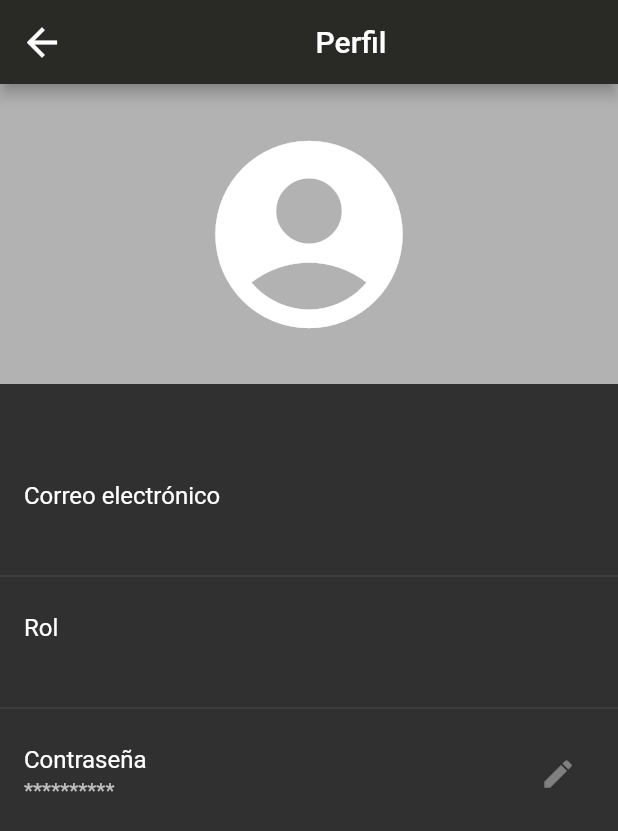
After one commit to Onehand7/OneHand_Flutter-1, a Flutter app: the ViewPerfil screen opened directly, on a phone screen of 412 x 824 dp. The commit adds this screen. Shown: the top 831 px of the screen. Run offline on Flutter 3.47's test engine with Material 2 defaults, Android fonts, the phone set to English and light mode, and no system bars; our stand-ins replace cloud_firestore, curved_navigation_bar, firebase_auth, firebase_core, image_picker; accounts and stored records are empty.

Commit message:
Se agrego en menu lateral el perfil

```diff
--- /dev/null
+++ b/lib/add/view_perfil.dart
@@ -0,0 +1,75 @@
+
+
+import 'package:flutter/material.dart';
+import 'package:onehand_spa/global.dart';
+import 'package:onehand_spa/menu/animation_route.dart';
+import 'package:onehand_spa/menu/menu_lateral.dart';
+class ViewPerfil extends StatelessWidget {
+  const ViewPerfil({Key? key}) : super(key: key);
+
+  @override
+  Widget build(BuildContext context) {
+    return Scaffold(
+      appBar: AppBar(
+        title: Center(child: Text("Perfil"),),
+        backgroundColor: Color(0xFF292926),
+        leading: IconButton(
+        icon: Icon(
+        Icons.arrow_back,
+        size: 30,
+        ),
+        onPressed: () {}
+        ),
+      ),
+      body: BuildPerfil(context),
+    );
+  }
+  Widget BuildPerfil(BuildContext context){
+    //var size = MediaQuery.of(context).size;
+    return ListView(
+      children: <Widget>[
+        Container(
+          height: 200,
+          decoration: BoxDecoration(
+            color: Color(0xFFb2b2b2),
+          ),
+          child: IconButton(
+              icon: Icon(
+                Icons.account_circle,
+                size: 150,
+              ),
+              onPressed: (){
+                Navigator.of(context).push(MaterialPageRoute(
+                  builder: (context) => MenuLateral(
+                  ),
+                ));
+              }
+          ),
+        ),
+        Center(
+            child: Padding(
+              padding: const EdgeInsets.all(8.0),
+              child: Text(
+                "${Global.user.nombre} ${Global.user.apellido}",
+                style: TextStyle(fontSize: 27),
+              ),
+            )),
+        ListTile(
+          title: Text("Correo electrónico"),
+          subtitle: Text("${Global.user.email}"),
+        ),
+        Divider(),
+        ListTile(
+          title: Text("Rol"),
+          subtitle: Text("${Global.user.rol}"),
+        ),
+        Divider(),
+        ListTile(
+          title: Text("Contraseña"),
+          subtitle: Text("**********"),
+          trailing: IconButton(icon: Icon(Icons.edit), onPressed: null),
+        ),
+      ],
+    );
+  }
+}
--- a/lib/menu/menu_lateral.dart
+++ b/lib/menu/menu_lateral.dart
@@ -2,6 +2,7 @@ import 'package:firebase_auth/firebase_auth.dart';
 import 'package:flutter/cupertino.dart';
 import 'package:flutter/material.dart';
 import 'package:onehand_spa/add/add_user.dart';
+import 'package:onehand_spa/add/view_perfil.dart';
 import 'package:onehand_spa/global.dart';
 import 'package:onehand_spa/list/user.dart';
 import 'package:onehand_spa/login.dart';
@@ -71,7 +72,10 @@ class Menu extends State<MenuLateral> {
               color: Colors.white,
             ),
             title: Text('Mi perfil'),
-            onTap: (){},
+            onTap: (){
+              // Navegación para el perfil del usuario con la intención
+              Navigator.push(context, Animation_route(ViewPerfil())).whenComplete(() => Navigator.of(context).pop());
+            },
           ),ListTile(
             leading: Icon(
                 Icons.wysiwyg
```
